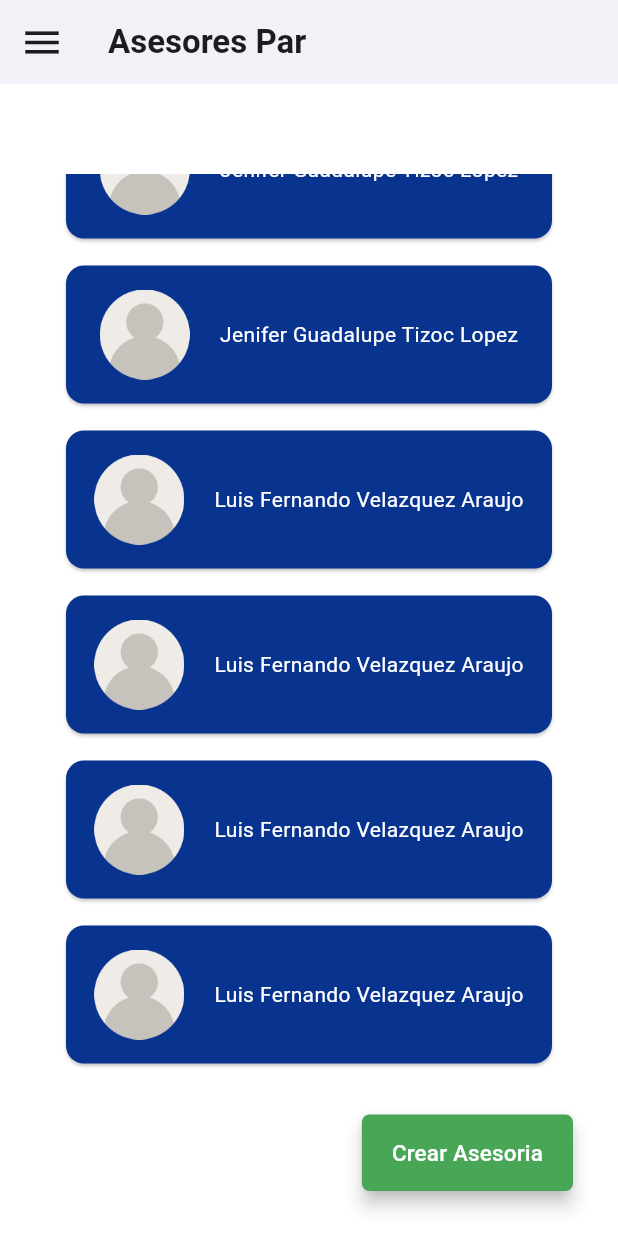
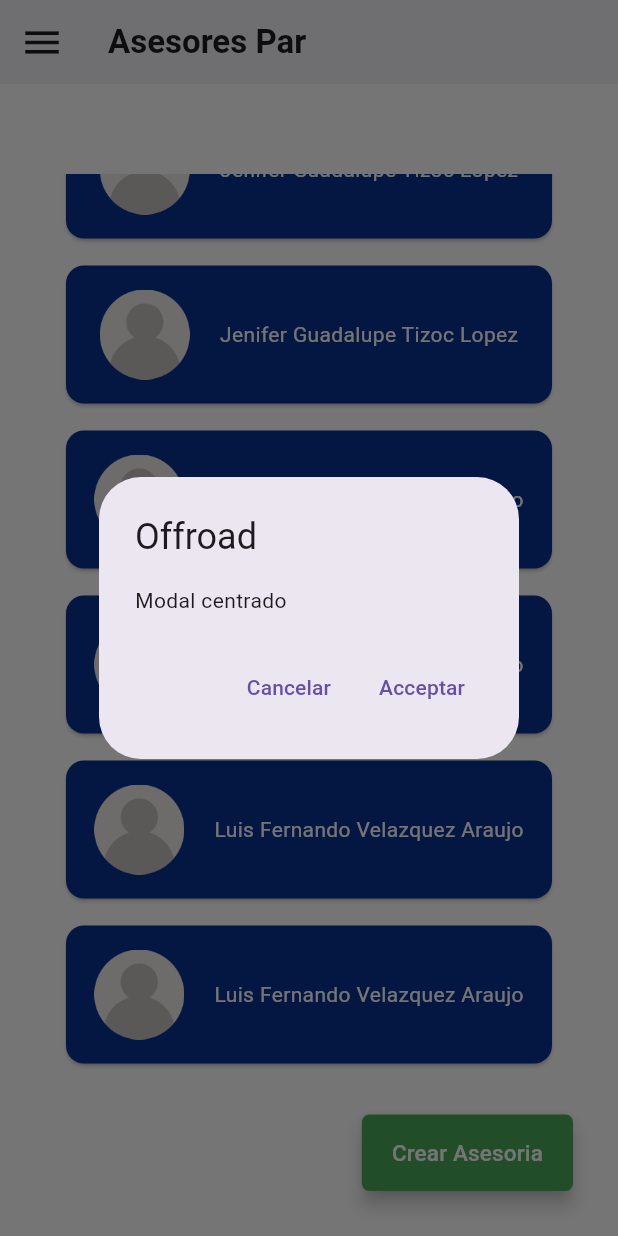
Before and after one commit to Barrrea-Leslie/Asesorias-FIC-WEB, a Flutter app: the screen it shows after launch, scrolled down 163 dp, after a tap on "Crear Asesoria", on a phone screen of 412 x 824 dp. Run offline on Flutter 3.47's test engine with Material 3 defaults, Android fonts, the phone set to English and light mode, and no system bars.

Commit message:
Se agrego una prueba de modal

```diff
--- a/lib/presentation/pageDirection/asesores_diciplinares_screen.dart
+++ b/lib/presentation/pageDirection/asesores_diciplinares_screen.dart
@@ -208,7 +208,9 @@ class FooterCrearAlumno extends StatelessWidget {
         children: [
           ElevatedButton(
 
-            onPressed: () {},
+            onPressed: () {
+
+            },
 
             style: ElevatedButton.styleFrom(
 
--- a/lib/presentation/pageDirection/asesores_par_screen.dart
+++ b/lib/presentation/pageDirection/asesores_par_screen.dart
@@ -208,7 +208,28 @@ class FooterCrearAlumno extends StatelessWidget {
         children: [
           ElevatedButton(
 
-            onPressed: () {},
+            onPressed: () {
+              showDialog(context: context,
+              builder: (BuildContext context) {
+                return AlertDialog(
+                  title: Text("Offroad"),
+                  content: Text('Modal centrado'),
+                  actions: [
+                    TextButton(
+                      onPressed: (){
+                        Navigator.of(context).pop();
+                      },
+                      child: Text('Cancelar')),
+
+                      TextButton(
+                      onPressed: (){
+                        Navigator.of(context).pop();
+                      },
+                      child: Text('Acceptar'))
+                  ],
+                );
+              });
+            },
 
             style: ElevatedButton.styleFrom(
 
```
